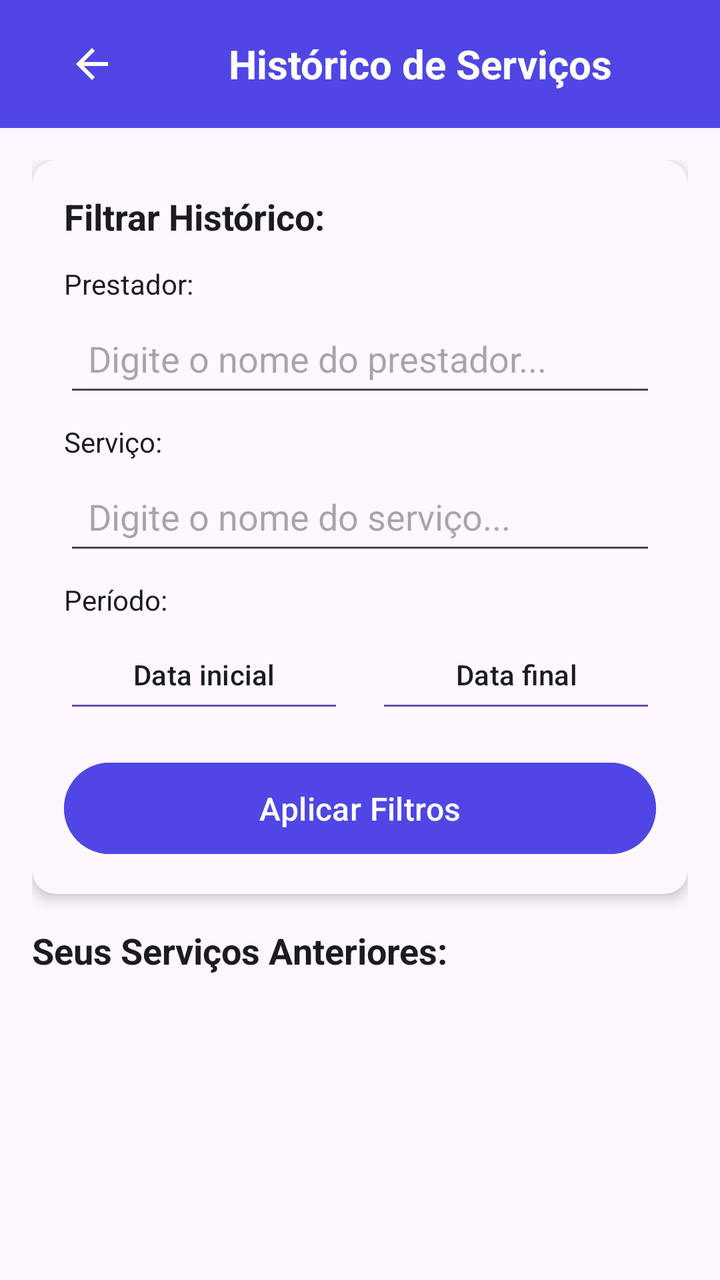
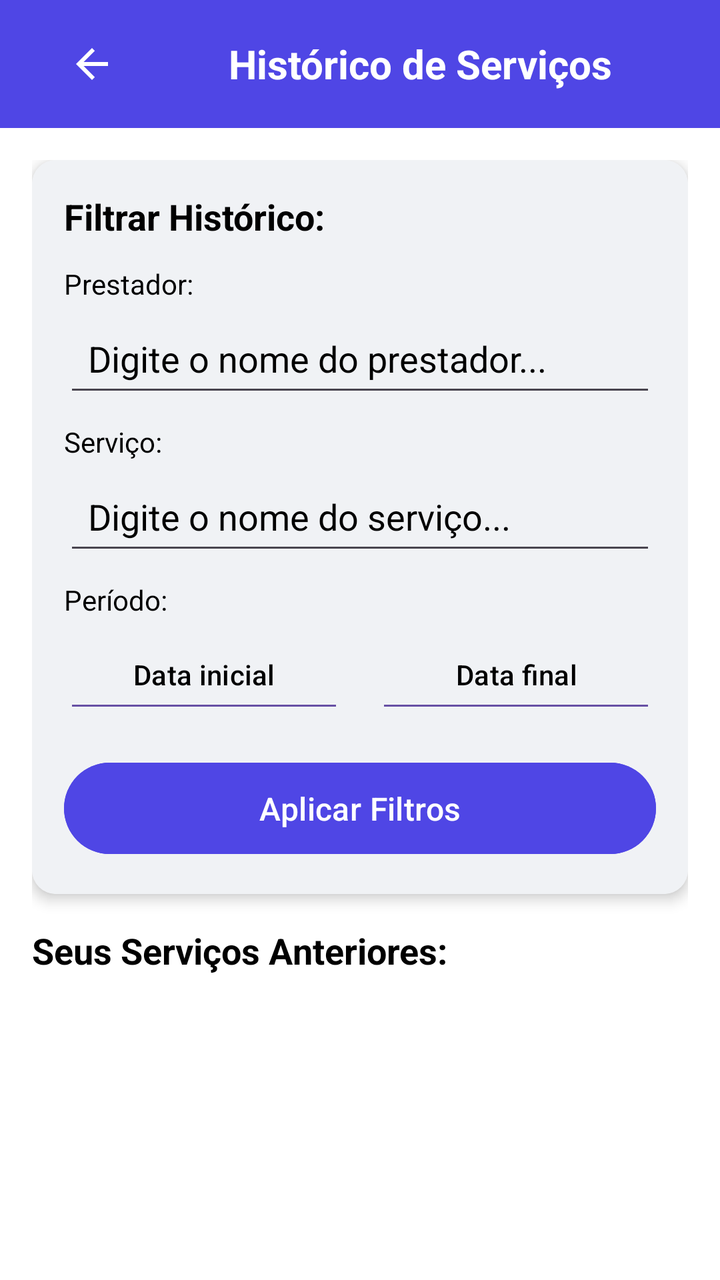

Two renders of the same Android screen: before a commit and after it. Below are the layout's source before the change and the commit's diff.
<!-- AndroidManifest.xml: application theme Theme.SmartApp -->
<!-- res/layout/historico_servico.xml -->
<?xml version="1.0" encoding="utf-8"?>
<LinearLayout xmlns:android="http://schemas.android.com/apk/res/android"
    xmlns:app="http://schemas.android.com/apk/res-auto"
    xmlns:tools="http://schemas.android.com/tools"
    android:layout_width="match_parent"
    android:layout_height="match_parent"
    android:background="?android:attr/colorBackground"
    android:orientation="vertical">

    
    <LinearLayout
        android:id="@+id/header"
        android:layout_width="match_parent"
        android:layout_height="?attr/actionBarSize"
        android:background="#4F46E5"
        android:gravity="center_vertical"
        android:orientation="horizontal"
        android:padding="16dp">

        <ImageButton
            android:id="@+id/btnvoltarhist"
            android:layout_width="60dp"
            android:layout_height="60dp"
            android:background="?attr/selectableItemBackgroundBorderless"
            android:contentDescription="bntvl"
            android:src="@drawable/ic_arrow_back"
            app:tint="@android:color/white" />

        <TextView
            android:layout_width="0dp"
            android:layout_height="wrap_content"
            android:layout_weight="1"
            android:gravity="center"
            android:text="Histórico de Serviços"
            android:textColor="@android:color/white"
            android:textSize="20sp"
            android:textStyle="bold"/>
    </LinearLayout>

    
    <ScrollView
        android:layout_width="match_parent"
        android:layout_height="0dp"
        android:layout_weight="1"
        android:padding="16dp"
        android:fillViewport="true">

        <LinearLayout
            android:layout_width="match_parent"
            android:layout_height="wrap_content"
            android:orientation="vertical">

            
            <androidx.cardview.widget.CardView
                android:layout_width="match_parent"
                android:layout_height="wrap_content"
                app:cardCornerRadius="12dp"
                app:cardElevation="4dp"
                app:cardBackgroundColor="?android:attr/colorBackground"
                android:layout_marginBottom="16dp">

                <LinearLayout
                    android:layout_width="match_parent"
                    android:layout_height="wrap_content"
                    android:orientation="vertical"
                    android:padding="16dp">

                    <TextView
                        android:layout_width="match_parent"
                        android:layout_height="wrap_content"
                        android:text="Filtrar Histórico:"
                        android:textColor="?android:attr/textColorPrimary"
                        android:textSize="18sp"
                        android:textStyle="bold"
                        android:layout_marginBottom="12dp"/>

                    
                    <TextView
                        android:layout_width="match_parent"
                        android:layout_height="wrap_content"
                        android:text="Prestador:"
                        android:textColor="?android:attr/textColorPrimary"
                        android:textSize="14sp"/>

                    <EditText
                        android:id="@+id/filterByProfessionalEditText"
                        android:layout_width="match_parent"
                        android:layout_height="48dp"
                        android:layout_marginTop="4dp"
                        android:layout_marginBottom="8dp"
                        android:hint="Digite o nome do prestador..."
                        android:background="?android:attr/editTextBackground"
                        android:padding="12dp"
                        android:textColor="?android:attr/textColorPrimary"/>

                    
                    <TextView
                        android:layout_width="match_parent"
                        android:layout_height="wrap_content"
                        android:text="Serviço:"
                        android:textColor="?android:attr/textColorPrimary"
                        android:textSize="14sp"/>

                    <EditText
                        android:id="@+id/filterByServiceEditText"
                        android:layout_width="match_parent"
                        android:layout_height="48dp"
                        android:layout_marginTop="4dp"
                        android:layout_marginBottom="8dp"
                        android:hint="Digite o nome do serviço..."
                        android:background="?android:attr/editTextBackground"
                        android:padding="12dp"
                        android:textColor="?android:attr/textColorPrimary"/>

                    
                    <TextView
                        android:layout_width="match_parent"
                        android:layout_height="wrap_content"
                        android:text="Período:"
                        android:textColor="?android:attr/textColorPrimary"
                        android:textSize="14sp"/>

                    <LinearLayout
                        android:layout_width="match_parent"
                        android:layout_height="wrap_content"
                        android:orientation="horizontal"
                        android:gravity="center_vertical"
                        android:layout_marginTop="4dp">

                        <Button
                            android:id="@+id/startDateButton"
                            android:layout_width="0dp"
                            android:layout_height="48dp"
                            android:layout_weight="1"
                            android:layout_marginEnd="8dp"
                            android:background="?android:attr/editTextBackground"
                            android:text="Data inicial"
                            android:textColor="?android:attr/textColorPrimary"/>

                        <Button
                            android:id="@+id/endDateButton"
                            android:layout_width="0dp"
                            android:layout_height="48dp"
                            android:layout_weight="1"
                            android:layout_marginStart="8dp"
                            android:background="?android:attr/editTextBackground"
                            android:text="Data final"
                            android:textColor="?android:attr/textColorPrimary"/>
                    </LinearLayout>

                    
                    <Button
                        android:id="@+id/applyFiltersButton"
                        android:layout_width="match_parent"
                        android:layout_height="wrap_content"
                        android:layout_marginTop="16dp"
                        android:backgroundTint="#4F46E5"
                        android:text="Aplicar Filtros"
                        android:textColor="@android:color/white"
                        android:textSize="16sp"
                        android:padding="12dp"/>
                </LinearLayout>
            </androidx.cardview.widget.CardView>

            
            <TextView
                android:layout_width="match_parent"
                android:layout_height="wrap_content"
                android:text="Seus Serviços Anteriores:"
                android:textColor="?android:attr/textColorPrimary"
                android:textSize="18sp"
                android:textStyle="bold"
                android:layout_marginBottom="16dp"/>

            
            <LinearLayout
                android:id="@+id/serviceHistoryList"
                android:layout_width="match_parent"
                android:layout_height="wrap_content"
                android:orientation="vertical">

                
                <androidx.recyclerview.widget.RecyclerView
                    android:id="@+id/rvhistoricoServico"
                    android:layout_width="match_parent"
                    android:layout_height="wrap_content"
                    android:layout_marginBottom="16dp"
                    tools:listitem="@layout/historico_category"/>
            </LinearLayout>

            
            <TextView
                android:id="@+id/noHistoryMessage"
                android:layout_width="match_parent"
                android:layout_height="wrap_content"
                android:text="Nenhum serviço encontrado no seu histórico."
                android:textColor="?android:attr/textColorSecondary"
                android:textSize="16sp"
                android:gravity="center"
                android:padding="32dp"
                android:visibility="gone"/>
        </LinearLayout>
    </ScrollView>
</LinearLayout>
<!-- res/layout/historico_category.xml (included above) -->
<?xml version="1.0" encoding="utf-8"?>
<androidx.cardview.widget.CardView xmlns:android="http://schemas.android.com/apk/res/android"
    xmlns:app="http://schemas.android.com/apk/res-auto"
    android:layout_width="match_parent"
    android:layout_height="wrap_content"
    app:cardCornerRadius="8dp"
    app:cardElevation="2dp"
    android:layout_marginBottom="16dp">

    <LinearLayout
        android:layout_width="match_parent"
        android:layout_height="wrap_content"
        android:orientation="vertical"
        android:padding="16dp">

        
        <LinearLayout
            android:layout_width="match_parent"
            android:layout_height="wrap_content"
            android:orientation="horizontal">

            <TextView
                android:id="@+id/nomeservico"
                android:layout_width="0dp"
                android:layout_height="wrap_content"
                android:layout_weight="1"
                android:text="Corte Feminino"
                android:textColor="#1F2937"
                android:textSize="18sp"
                android:textStyle="bold"/>

            <TextView
                android:id="@+id/servicodata"
                android:layout_width="wrap_content"
                android:layout_height="wrap_content"
                android:text="10/05/2024"
                android:textColor="#6B7280"
                android:textSize="14sp"/>
        </LinearLayout>

        
        <TextView
            android:id="@+id/nomeprof"
            android:layout_width="match_parent"
            android:layout_height="wrap_content"
            android:layout_marginTop="8dp"
            android:text="Com: Maria Cabeleireira"
            android:textColor="#6B7280"
            android:textSize="14sp"/>

        
        <TextView
            android:id="@+id/servicovalor"
            android:layout_width="match_parent"
            android:layout_height="wrap_content"
            android:layout_marginTop="4dp"
            android:text="Valor: R$ 80,00"
            android:textColor="#6B7280"
            android:textSize="14sp"/>

        
        <LinearLayout
            android:layout_width="match_parent"
            android:layout_height="wrap_content"
            android:layout_marginTop="8dp"
            android:orientation="horizontal"
            android:gravity="center_vertical">

            <TextView
                android:id="@+id/avaliacaoserv"
                android:layout_width="wrap_content"
                android:layout_height="wrap_content"
                android:text="Avaliação:"
                android:textColor="#6B7280"
                android:textSize="14sp"/>

            <LinearLayout
                android:id="@+id/ratingStars"
                android:layout_width="wrap_content"
                android:layout_height="wrap_content"
                android:layout_marginStart="4dp"
                android:orientation="horizontal">

                <ImageView
                    android:layout_width="16dp"
                    android:layout_height="16dp"
                    android:src="@drawable/ic_star_filled"
                    android:contentDescription="Estrela 1"/>

                <ImageView
                    android:layout_width="16dp"
                    android:layout_height="16dp"
                    android:src="@drawable/ic_star_filled"
                    android:contentDescription="Estrela 2"/>

                <ImageView
                    android:layout_width="16dp"
                    android:layout_height="16dp"
                    android:src="@drawable/ic_star_filled"
                    android:contentDescription="Estrela 3"/>

                <ImageView
                    android:layout_width="16dp"
                    android:layout_height="16dp"
                    android:src="@drawable/ic_star_filled"
                    android:contentDescription="Estrela 4"/>

                <ImageView
                    android:layout_width="16dp"
                    android:layout_height="16dp"
                    android:src="@drawable/ic_star_empty"
                    android:contentDescription="Estrela 5"/>
            </LinearLayout>
        </LinearLayout>
    </LinearLayout>
</androidx.cardview.widget.CardView>
<!-- resources referenced by this layout -->
<resources>
  <!-- drawable ic_arrow_back (drawable) -->
  <vector xmlns:android="http://schemas.android.com/apk/res/android"
      android:width="24dp"
      android:height="24dp"
      android:viewportWidth="24"
      android:viewportHeight="24">
      <path android:fillColor="#FFFFFF" android:pathData="M20,11H7.83l5.59,-5.59L12,4l-8,8 8,8 1.41,-1.41L7.83,13H20v-2z"/>
  </vector>
  <!-- drawable ic_star_empty (drawable) -->
  <vector xmlns:android="http://schemas.android.com/apk/res/android" android:height="24dp" android:tint="#000000" android:viewportHeight="24" android:viewportWidth="24" android:width="24dp">
        
      <path android:fillColor="@android:color/white" android:pathData="M22,9.24l-7.19,-0.62L12,2 9.19,8.63 2,9.24l5.46,4.73L5.82,21 12,17.27 18.18,21l-1.63,-7.03L22,9.24zM12,15.4l-3.76,2.27 1,-4.28 -3.32,-2.88 4.38,-0.38L12,6.1l1.71,4.04 4.38,0.38 -3.32,2.88 1,4.28L12,15.4z"/>
      
  </vector>
  <!-- drawable ic_star_filled (drawable) -->
  <vector xmlns:android="http://schemas.android.com/apk/res/android" android:height="24dp" android:tint="#000000" android:viewportHeight="24" android:viewportWidth="24" android:width="24dp">
        
      <path android:fillColor="@android:color/white" android:pathData="M12,17.27L18.18,21l-1.64,-7.03L22,9.24l-7.19,-0.61L12,2 9.19,8.63 2,9.24l5.46,4.73L5.82,21z"/>
      
  </vector>
  <style name="Theme.SmartApp" parent="Base.Theme.SmartApp" />
  <style name="Base.Theme.SmartApp" parent="Theme.Material3.DayNight.NoActionBar" />
</resources>

<!-- the commit's change to res/layout/historico_servico.xml (unified diff, before → after) -->
@@ -4,7 +4,7 @@
     xmlns:tools="http://schemas.android.com/tools"
     android:layout_width="match_parent"
     android:layout_height="match_parent"
-    android:background="?android:attr/colorBackground"
+    android:background="@color/white"
     android:orientation="vertical">
 
     
@@ -43,12 +43,14 @@
         android:layout_height="0dp"
         android:layout_weight="1"
         android:padding="16dp"
-        android:fillViewport="true">
+        android:fillViewport="true"
+        android:background="@color/white">
 
         <LinearLayout
             android:layout_width="match_parent"
             android:layout_height="wrap_content"
-            android:orientation="vertical">
+            android:orientation="vertical"
+            android:background="@color/white">
 
             
             <androidx.cardview.widget.CardView
@@ -56,20 +58,21 @@
                 android:layout_height="wrap_content"
                 app:cardCornerRadius="12dp"
                 app:cardElevation="4dp"
-                app:cardBackgroundColor="?android:attr/colorBackground"
+                app:cardBackgroundColor="@color/white"
                 android:layout_marginBottom="16dp">
 
                 <LinearLayout
                     android:layout_width="match_parent"
                     android:layout_height="wrap_content"
                     android:orientation="vertical"
-                    android:padding="16dp">
+                    android:padding="16dp"
+                    android:background="@color/light_gray">
 
                     <TextView
                         android:layout_width="match_parent"
                         android:layout_height="wrap_content"
                         android:text="Filtrar Histórico:"
-                        android:textColor="?android:attr/textColorPrimary"
+                        android:textColor="@android:color/black"
                         android:textSize="18sp"
                         android:textStyle="bold"
                         android:layout_marginBottom="12dp"/>
@@ -79,7 +82,7 @@
                         android:layout_width="match_parent"
                         android:layout_height="wrap_content"
                         android:text="Prestador:"
-                        android:textColor="?android:attr/textColorPrimary"
+                        android:textColor="@android:color/black"
                         android:textSize="14sp"/>
 
                     <EditText
@@ -91,14 +94,15 @@
                         android:hint="Digite o nome do prestador..."
                         android:background="?android:attr/editTextBackground"
                         android:padding="12dp"
-                        android:textColor="?android:attr/textColorPrimary"/>
+                        android:textColorHint="@color/black"
+                        android:textColor="@android:color/black"/>
 
                     
                     <TextView
                         android:layout_width="match_parent"
                         android:layout_height="wrap_content"
                         android:text="Serviço:"
-                        android:textColor="?android:attr/textColorPrimary"
+                        android:textColor="@android:color/black"
                         android:textSize="14sp"/>
 
                     <EditText
@@ -108,16 +112,16 @@
                         android:layout_marginTop="4dp"
                         android:layout_marginBottom="8dp"
                         android:hint="Digite o nome do serviço..."
-                        android:background="?android:attr/editTextBackground"
+                        android:textColorHint="@color/black"
                         android:padding="12dp"
-                        android:textColor="?android:attr/textColorPrimary"/>
+                        android:textColor="@android:color/black"/>
 
                     
                     <TextView
                         android:layout_width="match_parent"
                         android:layout_height="wrap_content"
                         android:text="Período:"
-                        android:textColor="?android:attr/textColorPrimary"
+                        android:textColor="@android:color/black"
                         android:textSize="14sp"/>
 
                     <LinearLayout
@@ -135,7 +139,7 @@
                             android:layout_marginEnd="8dp"
                             android:background="?android:attr/editTextBackground"
                             android:text="Data inicial"
-                            android:textColor="?android:attr/textColorPrimary"/>
+                            android:textColor="@android:color/black"/>
 
                         <Button
                             android:id="@+id/endDateButton"
@@ -145,7 +149,7 @@
                             android:layout_marginStart="8dp"
                             android:background="?android:attr/editTextBackground"
                             android:text="Data final"
-                            android:textColor="?android:attr/textColorPrimary"/>
+                            android:textColor="@android:color/black"/>
                     </LinearLayout>
 
                     
@@ -167,7 +171,7 @@
                 android:layout_width="match_parent"
                 android:layout_height="wrap_content"
                 android:text="Seus Serviços Anteriores:"
-                android:textColor="?android:attr/textColorPrimary"
+                android:textColor="@android:color/black"
                 android:textSize="18sp"
                 android:textStyle="bold"
                 android:layout_marginBottom="16dp"/>
@@ -177,7 +181,8 @@
                 android:id="@+id/serviceHistoryList"
                 android:layout_width="match_parent"
                 android:layout_height="wrap_content"
-                android:orientation="vertical">
+                android:orientation="vertical"
+                android:background="@color/white">
 
                 
                 <androidx.recyclerview.widget.RecyclerView
@@ -185,6 +190,7 @@
                     android:layout_width="match_parent"
                     android:layout_height="wrap_content"
                     android:layout_marginBottom="16dp"
+                    android:background="@color/white"
                     tools:listitem="@layout/historico_category"/>
             </LinearLayout>
 
@@ -194,7 +200,7 @@
                 android:layout_width="match_parent"
                 android:layout_height="wrap_content"
                 android:text="Nenhum serviço encontrado no seu histórico."
-                android:textColor="?android:attr/textColorSecondary"
+                android:textColor="@android:color/black"
                 android:textSize="16sp"
                 android:gravity="center"
                 android:padding="32dp"
@@ -210,19 +216,22 @@
     android:layout_height="wrap_content"
     app:cardCornerRadius="8dp"
     app:cardElevation="2dp"
+    app:cardBackgroundColor="@color/white"
     android:layout_marginBottom="16dp">
 
     <LinearLayout
         android:layout_width="match_parent"
         android:layout_height="wrap_content"
         android:orientation="vertical"
-        android:padding="16dp">
+        android:padding="16dp"
+        android:background="@color/white">
 
         
         <LinearLayout
             android:layout_width="match_parent"
             android:layout_height="wrap_content"
-            android:orientation="horizontal">
+            android:orientation="horizontal"
+            android:background="@color/white">
 
             <TextView
                 android:id="@+id/nomeservico"
@@ -230,7 +239,7 @@
                 android:layout_height="wrap_content"
                 android:layout_weight="1"
                 android:text="Corte Feminino"
-                android:textColor="#1F2937"
+                android:textColor="@android:color/black"
                 android:textSize="18sp"
                 android:textStyle="bold"/>
 
@@ -239,7 +248,7 @@
                 android:layout_width="wrap_content"
                 android:layout_height="wrap_content"
                 android:text="10/05/2024"
-                android:textColor="#6B7280"
+                android:textColor="@android:color/black"
                 android:textSize="14sp"/>
         </LinearLayout>
 
@@ -250,7 +259,7 @@
             android:layout_height="wrap_content"
             android:layout_marginTop="8dp"
             android:text="Com: Maria Cabeleireira"
-            android:textColor="#6B7280"
+            android:textColor="@android:color/black"
             android:textSize="14sp"/>
 
         
@@ -260,7 +269,7 @@
             android:layout_height="wrap_content"
             android:layout_marginTop="4dp"
             android:text="Valor: R$ 80,00"
-            android:textColor="#6B7280"
+            android:textColor="@android:color/black"
             android:textSize="14sp"/>
 
         
@@ -269,14 +278,15 @@
             android:layout_height="wrap_content"
             android:layout_marginTop="8dp"
             android:orientation="horizontal"
-            android:gravity="center_vertical">
+            android:gravity="center_vertical"
+            android:background="@color/white">
 
             <TextView
                 android:id="@+id/avaliacaoserv"
                 android:layout_width="wrap_content"
                 android:layout_height="wrap_content"
                 android:text="Avaliação:"
-                android:textColor="#6B7280"
+                android:textColor="@android:color/black"
                 android:textSize="14sp"/>
 
             <LinearLayout
@@ -284,37 +294,43 @@
                 android:layout_width="wrap_content"
                 android:layout_height="wrap_content"
                 android:layout_marginStart="4dp"
-                android:orientation="horizontal">
+                android:orientation="horizontal"
+                android:background="@color/white">
 
                 <ImageView
                     android:layout_width="16dp"
                     android:layout_height="16dp"
                     android:src="@drawable/ic_star_filled"
-                    android:contentDescription="Estrela 1"/>
+                    android:contentDescription="Estrela 1"
+                    app:tint="@android:color/black" />
 
                 <ImageView
                     android:layout_width="16dp"
                     android:layout_height="16dp"
                     android:src="@drawable/ic_star_filled"
-                    android:contentDescription="Estrela 2"/>
+                    android:contentDescription="Estrela 2"
+                    app:tint="@android:color/black" />
 
                 <ImageView
                     android:layout_width="16dp"
                     android:layout_height="16dp"
                     android:src="@drawable/ic_star_filled"
-                    android:contentDescription="Estrela 3"/>
+                    android:contentDescription="Estrela 3"
+                    app:tint="@android:color/black" />
 
                 <ImageView
                     android:layout_width="16dp"
                     android:layout_height="16dp"
                     android:src="@drawable/ic_star_filled"
-                    android:contentDescription="Estrela 4"/>
+                    android:contentDescription="Estrela 4"
+                    app:tint="@android:color/black" />
 
                 <ImageView
                     android:layout_width="16dp"
                     android:layout_height="16dp"
                     android:src="@drawable/ic_star_empty"
-                    android:contentDescription="Estrela 5"/>
+                    android:contentDescription="Estrela 5"
+                    app:tint="@android:color/black" />
             </LinearLayout>
         </LinearLayout>
     </LinearLayout>
<!-- resource entries referenced after the edit -->
@@ -1,5 +1,8 @@
 <!-- resources referenced by this layout -->
 <resources>
+  <color name="black">#FF000000</color>
+  <color name="light_gray">#F0F2F5</color>
+  <color name="white">#FFFFFFFF</color>
   <!-- drawable ic_arrow_back (drawable) -->
   <vector xmlns:android="http://schemas.android.com/apk/res/android"
       android:width="24dp"
